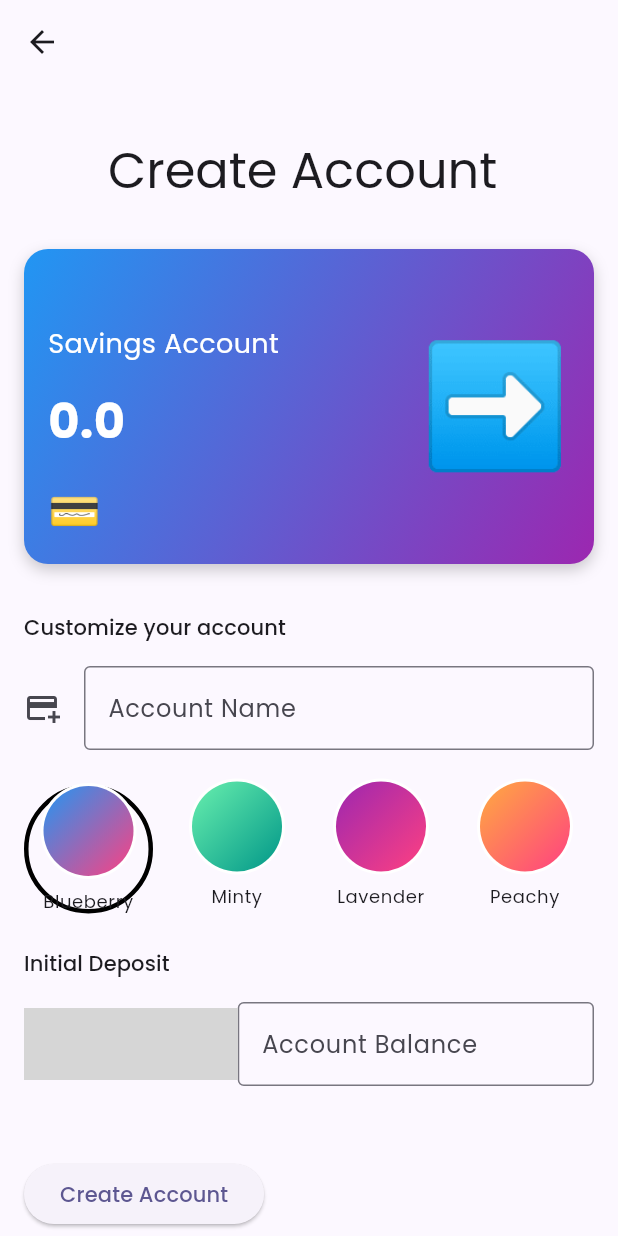
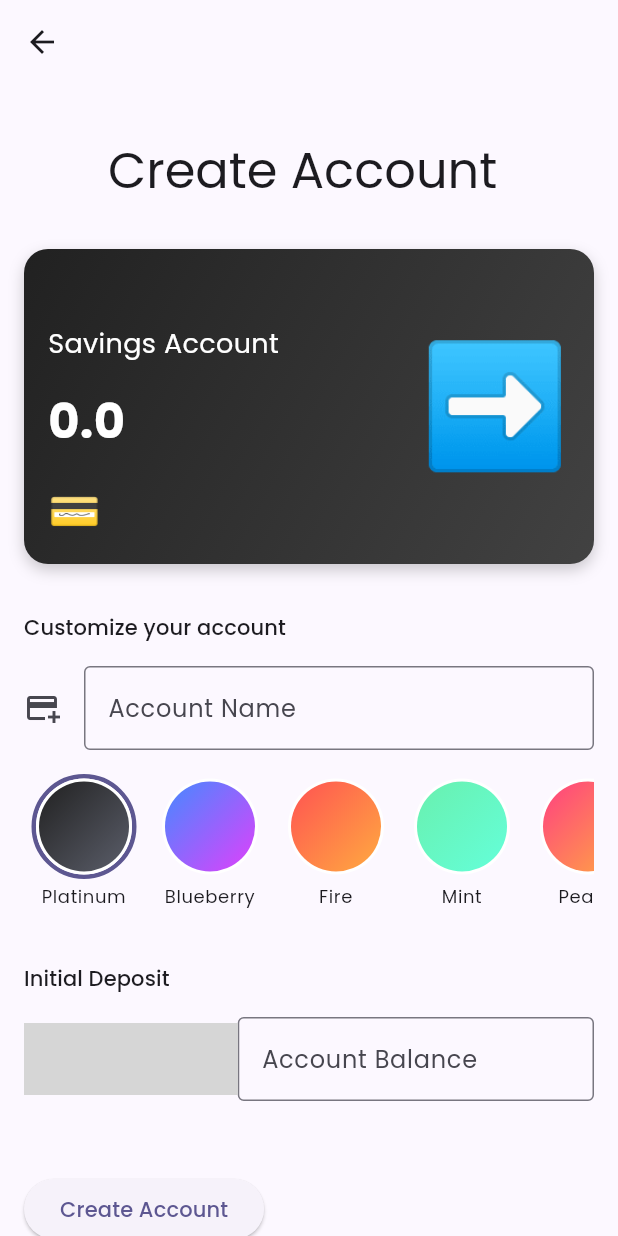
Before and after one commit to willyishmael/rocket_pocket, a Flutter app: the CreateAccountScreen screen opened directly, on a phone screen of 412 x 824 dp. Run offline on Flutter 3.47's test engine with Material 3 defaults, Android fonts, the phone set to English and light mode, and no system bars; our stand-ins replace currency_text_input_formatter, drift, flutter_riverpod, flutter_swiper_view, go_router, google_fonts and 1 more; missing offline and left inert: country_currency_pickers, flutter_adaptive_scaffold; accounts and stored records are empty; generated files the repository leaves out were written again; grey boxes are pictures that could not be loaded.

Commit message:
move widgets

```diff
--- a/lib/data/model/account.dart
+++ b/lib/data/model/account.dart
@@ -1,15 +1,17 @@
+import 'package:rocket_pocket/data/model/color_gradient.dart';
+
 class Account {
   static int _nextId = 1;
   int id;
   String name;
   String currency;
   double balance;
-  int accentColor;
+  ColorGradient colorGradient;
 
   Account({
     required this.name,
     required this.currency,
     required this.balance,
-    required this.accentColor,
+    required this.colorGradient,
   }) : id = _nextId++;
 }
--- /dev/null
+++ b/lib/data/model/color_gradient.dart
@@ -0,0 +1,20 @@
+import 'dart:ui';
+
+class ColorGradient {
+  final String name;
+  final List<Color> colors;
+
+  ColorGradient({required this.name, required this.colors});
+
+  ColorGradient.fromJson(Map<String, dynamic> json)
+    : name = json['name'] as String,
+      colors =
+          (json['colors'] as List<dynamic>)
+              .map((color) => Color(color as int))
+              .toList();
+
+  Map<String, dynamic> toJson() => {
+    'name': name,
+    'colors': colors.map((color) => color.toARGB32()).toList(),
+  };
+}
--- a/lib/data/model/two_color_gradient.dart
+++ /dev/null
@@ -1,26 +0,0 @@
-import 'dart:ui';
-
-class TwoColorGradient {
-  final String name;
-  final Color topLeftColor;
-  final Color bottomRightColor;
-
-  TwoColorGradient({
-    required this.name,
-    required this.topLeftColor,
-    required this.bottomRightColor,
-  });
-
-  TwoColorGradient.fromJson(Map<String, dynamic> json)
-      : name = json['name'],
-        topLeftColor = Color(json['topLeftColor']),
-        bottomRightColor = Color(json['bottomRightColor']);
-
-  Map<String, dynamic> toJson() {
-    return {
-      'name': name,
-      'topLeftColor': topLeftColor.toARGB32(),
-      'bottomRightColor': bottomRightColor.toARGB32(),
-    };
-  }
-}
--- a/lib/screens/dashboard/account_card.dart
+++ b/lib/screens/0_widgets/account_card/account_card.dart
@@ -10,8 +10,8 @@ class AccountCard extends StatelessWidget {
     return Container(
       margin: const EdgeInsets.all(16.0),
       decoration: BoxDecoration(
-        gradient: const LinearGradient(
-          colors: [Colors.blue, Colors.purple],
+        gradient: LinearGradient(
+          colors: account.colorGradient.colors,
           begin: Alignment.topLeft,
           end: Alignment.bottomRight,
         ),
--- a/lib/screens/dashboard/gradient_circle.dart
+++ b/lib/screens/0_widgets/gradient_picker/gradient_circle.dart
@@ -1,8 +1,8 @@
 import 'package:flutter/material.dart';
-import 'package:rocket_pocket/data/model/two_color_gradient.dart';
+import 'package:rocket_pocket/data/model/color_gradient.dart';
 
 class GradientCircle extends StatelessWidget {
-  final TwoColorGradient gradient;
+  final ColorGradient gradient;
   final bool isSelected;
 
   const GradientCircle({
@@ -49,10 +49,7 @@ class GradientCircle extends StatelessWidget {
                 decoration: BoxDecoration(
                   shape: BoxShape.circle,
                   gradient: LinearGradient(
-                    colors: [
-                      gradient.topLeftColor,
-                      gradient.bottomRightColor,
-                    ],
+                    colors: gradient.colors,
                     begin: Alignment.topLeft,
                     end: Alignment.bottomRight,
                   ),
--- /dev/null
+++ b/lib/screens/0_widgets/gradient_picker/gradient_picker.dart
@@ -0,0 +1,40 @@
+import 'package:flutter/material.dart';
+import 'package:rocket_pocket/data/model/color_gradient.dart';
+import 'package:rocket_pocket/screens/0_widgets/gradient_picker/gradient_circle.dart';
+
+class GradientPicker extends StatelessWidget {
+  final List<ColorGradient> gradients;
+  final ColorGradient selectedColor;
+  final ValueChanged<ColorGradient> onSelected;
+  const GradientPicker({
+    super.key,
+    required this.gradients,
+    required this.selectedColor,
+    required this.onSelected,
+  });
+
+  @override
+  Widget build(BuildContext context) {
+    return SizedBox(
+      height: 110.0,
+      child: ListView.separated(
+        scrollDirection: Axis.horizontal,
+        itemCount: gradients.length,
+        separatorBuilder: (context, index) => const SizedBox(width: 4.0),
+        itemBuilder: (context, index) {
+          final isSelected = gradients[index].name == selectedColor.name;
+          return InkWell(
+            onTap: () => onSelected(gradients[index]),
+            child: Container(
+              decoration: BoxDecoration(shape: BoxShape.circle),
+              child: GradientCircle(
+                gradient: gradients[index],
+                isSelected: isSelected,
+              ),
+            ),
+          );
+        },
+      ),
+    );
+  }
+}
--- a/lib/screens/dashboard/create_account_screen.dart
+++ b/lib/screens/dashboard/create_account_screen.dart
@@ -5,9 +5,9 @@ import 'package:currency_text_input_formatter/currency_text_input_formatter.dart
 import 'package:flutter/material.dart';
 import 'package:go_router/go_router.dart';
 import 'package:rocket_pocket/data/model/account.dart';
-import 'package:rocket_pocket/data/model/two_color_gradient.dart';
-import 'package:rocket_pocket/screens/dashboard/account_card.dart';
-import 'package:rocket_pocket/screens/dashboard/gradient_circle.dart';
+import 'package:rocket_pocket/data/model/color_gradient.dart';
+import 'package:rocket_pocket/screens/0_widgets/account_card/account_card.dart';
+import 'package:rocket_pocket/screens/0_widgets/gradient_picker/gradient_picker.dart';
 
 class CreateAccountScreen extends StatefulWidget {
   const CreateAccountScreen({super.key});
@@ -21,77 +21,40 @@ class _CreateAccountScreenState extends State<CreateAccountScreen> {
     name: '',
     currency: '',
     balance: 0.0,
-    accentColor: Colors.blue.toARGB32(),
+    colorGradient: ColorGradient(
+      name: 'Platinum',
+      colors: [Colors.grey.shade900, Colors.grey.shade800],
+    ),
   );
 
-  List<TwoColorGradient> gradients = [
-    // --- Soft, pastel combos above ---
-    TwoColorGradient(
+  List<ColorGradient> gradients = [
+    ColorGradient(
+      name: 'Platinum',
+      colors: [Colors.grey.shade900, const Color.fromARGB(255, 91, 94, 106)],
+    ),
+    ColorGradient(
       name: 'Blueberry',
-      topLeftColor: Colors.blue,
-      bottomRightColor: Colors.pinkAccent,
+      colors: [Colors.blueAccent, Colors.purpleAccent],
     ),
-    TwoColorGradient(
-      name: 'Minty',
-      topLeftColor: Colors.greenAccent,
-      bottomRightColor: Colors.teal,
+    ColorGradient(
+      name: 'Fire',
+      colors: [Colors.redAccent, Colors.orangeAccent],
     ),
-    TwoColorGradient(
+    ColorGradient(
+      name: 'Mint',
+      colors: [Colors.greenAccent, Colors.tealAccent],
+    ),
+    ColorGradient(
+      name: 'Peach',
+      colors: [Colors.pinkAccent, Colors.orangeAccent],
+    ),
+    ColorGradient(
       name: 'Lavender',
-      topLeftColor: Colors.purple,
-      bottomRightColor: Colors.pinkAccent,
+      colors: [Colors.purpleAccent, Colors.blueAccent],
     ),
-    TwoColorGradient(
-      name: 'Peachy',
-      topLeftColor: Colors.orangeAccent,
-      bottomRightColor: Colors.pinkAccent,
-    ),
-
-    // --- Brave, vibrant combos below ---
-    TwoColorGradient(
-      name: 'Sunset',
-      topLeftColor: Colors.deepOrange,
-      bottomRightColor: Colors.purpleAccent,
-    ),
-    TwoColorGradient(
-      name: 'Aqua Lemon',
-      topLeftColor: Colors.cyan,
-      bottomRightColor: Colors.yellowAccent,
-    ),
-    TwoColorGradient(
-      name: 'Fire',
-      topLeftColor: Colors.red,
-      bottomRightColor: Colors.amber,
-    ),
-    TwoColorGradient(
-      name: 'Electric',
-      topLeftColor: Colors.lightGreenAccent,
-      bottomRightColor: Colors.indigo,
-    ),
-    TwoColorGradient(
-      name: 'Bubblegum',
-      topLeftColor: Colors.pinkAccent,
-      bottomRightColor: Colors.lightBlueAccent,
-    ),
-    TwoColorGradient(
-      name: 'Lime Magenta',
-      topLeftColor: Colors.lime,
-      bottomRightColor: Colors.purple,
-    ),
-    TwoColorGradient(
-      name: 'Ocean',
-      topLeftColor: Colors.teal,
-      bottomRightColor: Colors.blueAccent,
-    ),
-    TwoColorGradient(
-      name: 'Gold Mint',
-      topLeftColor: Colors.amber,
-      bottomRightColor: Colors.tealAccent,
-    ),
-    TwoColorGradient(
-      name: 'Nightlife',
-      topLeftColor: Colors.deepPurple,
-      bottomRightColor: Colors.pinkAccent,
+    ColorGradient(
+      name: 'Lemonade',
+      colors: [Colors.yellowAccent, Colors.pinkAccent],
     ),
   ];
 
@@ -142,10 +105,10 @@ class _CreateAccountScreenState extends State<CreateAccountScreen> {
                   /// Extract this gradient picker widget
                   GradientPicker(
                     gradients: gradients,
-                    selectedColor: account.accentColor,
+                    selectedColor: account.colorGradient,
                     onSelected: (color) {
                       setState(() {
-                        account.accentColor = color;
+                        account.colorGradient = color;
                       });
                     },
                   ),
@@ -214,44 +177,3 @@ class _CreateAccountScreenState extends State<CreateAccountScreen> {
     ],
   );
 }
-
-class GradientPicker extends StatelessWidget {
-  final List<TwoColorGradient> gradients;
-  final int selectedColor;
-  final ValueChanged<int> onSelected;
-  const GradientPicker({
-    super.key,
-    required this.gradients,
-    required this.selectedColor,
-    required this.onSelected,
-  });
-
-  @override
-  Widget build(BuildContext context) {
-    return SizedBox(
-      height: 100.0,
-      child: ListView.separated(
-        scrollDirection: Axis.horizontal,
-        itemCount: gradients.length,
-        separatorBuilder: (context, index) => const SizedBox(width: 16.0),
-        itemBuilder: (context, index) {
-          final isSelected =
-              selectedColor == gradients[index].topLeftColor.toARGB32();
-          return InkWell(
-            onTap: () => onSelected(gradients[index].topLeftColor.toARGB32()),
-            child: Container(
-              decoration: BoxDecoration(
-                shape: BoxShape.circle,
-                border:
-                    isSelected
-                        ? Border.all(color: Colors.black, width: 3)
-                        : null,
-              ),
-              child: GradientCircle(gradient: gradients[index]),
-            ),
-          );
-        },
-      ),
-    );
-  }
-}
--- a/lib/screens/dashboard/dashboard_screen.dart
+++ b/lib/screens/dashboard/dashboard_screen.dart
@@ -2,8 +2,9 @@ import 'package:flutter/material.dart';
 import 'package:flutter_swiper_view/flutter_swiper_view.dart';
 import 'package:go_router/go_router.dart';
 import 'package:rocket_pocket/data/model/account.dart';
+import 'package:rocket_pocket/data/model/color_gradient.dart';
 import 'package:rocket_pocket/router/paths.dart';
-import 'package:rocket_pocket/screens/dashboard/account_card.dart';
+import 'package:rocket_pocket/screens/0_widgets/account_card/account_card.dart';
 
 class DashboardScreen extends StatelessWidget {
   const DashboardScreen({super.key});
@@ -59,7 +60,13 @@ class DashboardScreen extends StatelessWidget {
                         name: 'Account $index',
                         balance: 1000.0 + (index * 100),
                         currency: 'USD',
-                        accentColor: Colors.blue.toARGB32(),
+                        colorGradient: ColorGradient(
+                          name: 'Gradient $index',
+                          colors: [
+                            Colors.primaries[index % Colors.primaries.length],
+                            Colors.accents[index % Colors.accents.length],
+                          ],
+                        ),
                       ),
                     ),
               ),
```
